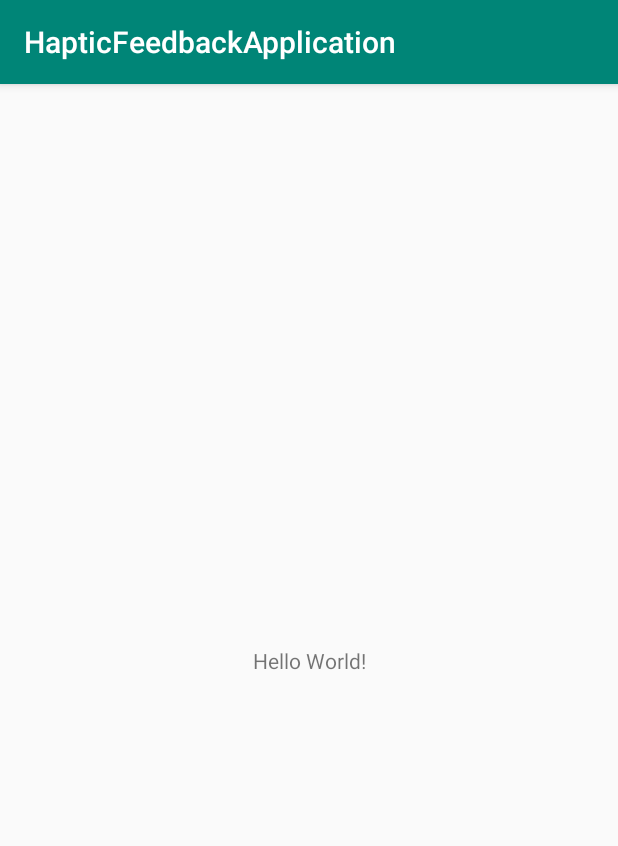
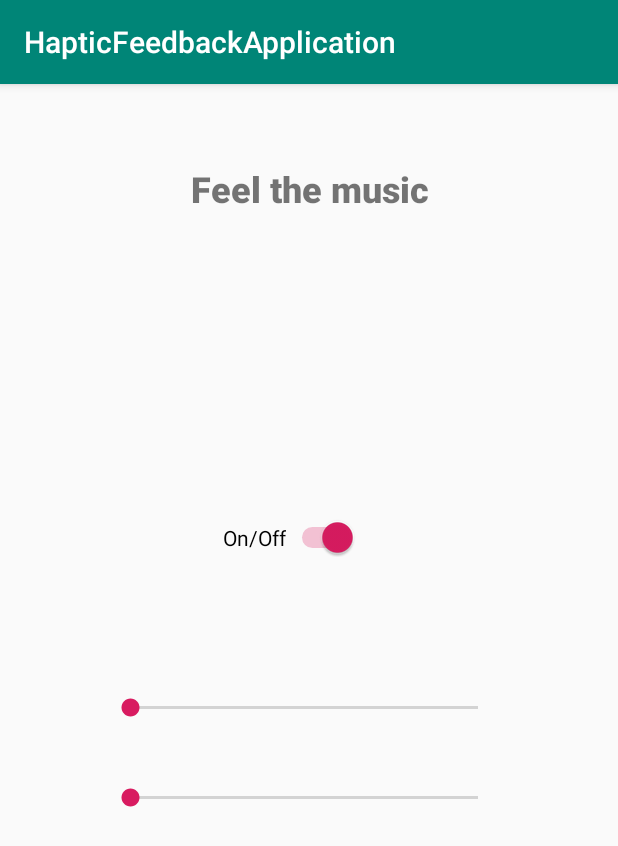
Before and after one commit to tundecz/smartInstrument, an Android app: the screen it shows after launch (MainActivity), on a phone screen of 412 x 824 dp. Shown: the top 846 px of the screen. Run offline under Robolectric (Android 15) with nearby library versions, the phone set to English and light mode, and no system bars.

Commit message:
Started UI and Client socket.

```diff
--- /dev/null
+++ b/ClientApplication/app/src/main/java/com/example/hapticfeedbackapplication/ClientThread.java
@@ -0,0 +1,26 @@
+package com.example.hapticfeedbackapplication;
+
+import java.io.BufferedReader;
+import java.io.IOException;
+import java.net.Socket;
+import java.net.UnknownHostException;
+
+public class ClientThread implements Runnable {
+
+    private Socket socket;
+    private BufferedReader bufferedReader;
+
+    @Override
+    public void run() {
+        try {
+         socket = new Socket("a", 65432);
+         if(socket.isBound()){
+
+         }
+        } catch (UnknownHostException e) {
+            e.printStackTrace();
+        } catch (IOException e) {
+            e.printStackTrace();
+        }
+    }
+}
--- a/ClientApplication/app/src/main/java/com/example/hapticfeedbackapplication/MainActivity.java
+++ b/ClientApplication/app/src/main/java/com/example/hapticfeedbackapplication/MainActivity.java
@@ -3,12 +3,33 @@ package com.example.hapticfeedbackapplication;
 import androidx.appcompat.app.AppCompatActivity;
 
 import android.os.Bundle;
+import android.widget.SeekBar;
+import android.widget.Switch;
+
+import java.net.Socket;
 
 public class MainActivity extends AppCompatActivity {
+
+    String SERVER_IP;
+    Integer SERVER_PORT;
+    Switch onOffSwitch;
+    SeekBar bassSeekBar;
+    SeekBar seekBar;
 
     @Override
     protected void onCreate(Bundle savedInstanceState) {
         super.onCreate(savedInstanceState);
         setContentView(R.layout.activity_main);
+        onOffSwitch = findViewById(R.id.on_off_switch);
+        bassSeekBar = findViewById(R.id.bass_seek_bar);
+        seekBar = findViewById(R.id.seek_bar);
+
+        onOffSwitch.setChecked(true); // wa want to be on when we start the application
+
+//        new Thread(new ClientThread()).start();
+    }
+
+    public void onProgressChanged(SeekBar seekBar, int progressValue, boolean fromUser){
+
     }
 }
--- a/ClientApplication/app/src/main/res/layout/activity_main.xml
+++ b/ClientApplication/app/src/main/res/layout/activity_main.xml
@@ -6,13 +6,61 @@
     android:layout_height="match_parent"
     tools:context=".MainActivity">
 
-    <TextView
+    <SeekBar
+        android:id="@+id/seek_bar"
+        android:layout_width="264dp"
+        android:layout_height="24dp"
+        android:layout_marginStart="70dp"
+        android:layout_marginLeft="70dp"
+        android:layout_marginEnd="77dp"
+        android:layout_marginRight="77dp"
+        android:layout_marginBottom="340dp"
+        app:layout_constraintBottom_toBottomOf="parent"
+        app:layout_constraintEnd_toEndOf="parent"
+        app:layout_constraintHorizontal_bias="1.0"
+        app:layout_constraintStart_toStartOf="parent" />
+
+    <SeekBar
+        android:id="@+id/bass_seek_bar"
+        android:layout_width="264dp"
+        android:layout_height="24dp"
+        android:layout_marginStart="70dp"
+        android:layout_marginLeft="70dp"
+        android:layout_marginEnd="77dp"
+        android:layout_marginRight="77dp"
+        android:layout_marginBottom="280dp"
+        app:layout_constraintBottom_toBottomOf="parent"
+        app:layout_constraintEnd_toEndOf="parent"
+        app:layout_constraintHorizontal_bias="1.0"
+        app:layout_constraintStart_toStartOf="parent" />
+
+    <Switch
+        android:id="@+id/on_off_switch"
         android:layout_width="wrap_content"
         android:layout_height="wrap_content"
-        android:text="Hello World!"
-        app:layout_constraintBottom_toBottomOf="parent"
-        app:layout_constraintLeft_toLeftOf="parent"
-        app:layout_constraintRight_toRightOf="parent"
-        app:layout_constraintTop_toTopOf="parent" />
+        android:layout_marginEnd="164dp"
+        android:layout_marginRight="164dp"
+        android:layout_marginBottom="148dp"
+        android:text="@string/on_off"
+        app:layout_constraintBottom_toTopOf="@+id/bass_seek_bar"
+        app:layout_constraintEnd_toEndOf="parent"
+        app:layout_constraintHorizontal_bias="0.939"
+        app:layout_constraintStart_toStartOf="parent" />
+
+    <TextView
+        android:id="@+id/textView2"
+        android:layout_width="223dp"
+        android:layout_height="63dp"
+        android:layout_marginBottom="76dp"
+        android:foregroundGravity="center"
+        android:gravity="center"
+        android:text="@string/feel_the_music"
+        android:textSize="24sp"
+        app:fontFamily="sans-serif-black"
+        app:layout_constraintBottom_toTopOf="@+id/on_off_switch"
+        app:layout_constraintEnd_toEndOf="parent"
+        app:layout_constraintStart_toStartOf="parent"
+        app:layout_constraintTop_toTopOf="parent"
+        app:layout_constraintVertical_bias="0.253" />
 
 </androidx.constraintlayout.widget.ConstraintLayout>
--- a/ClientApplication/app/src/main/res/values/strings.xml
+++ b/ClientApplication/app/src/main/res/values/strings.xml
@@ -1,3 +1,5 @@
 <resources>
     <string name="app_name">HapticFeedbackApplication</string>
+    <string name="on_off">On/Off</string>
+    <string name="feel_the_music">Feel the music</string>
 </resources>
```
Also changed, not shown: 2 other files.
